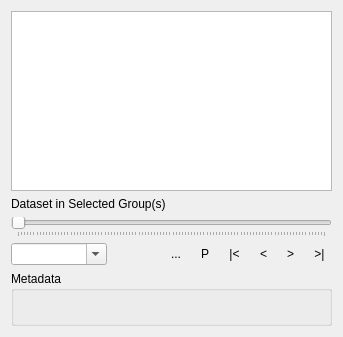
Qt form src/ui/mesh/qgsmeshrendereractivedatasetwidgetbase.ui (qgis/QGIS) before a commit.
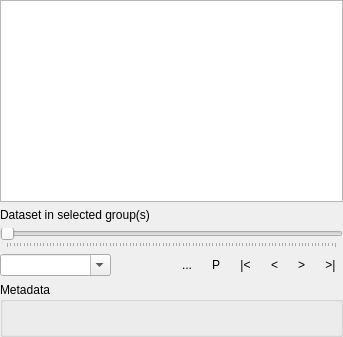
The same form after that commit. Icons and pictures are not drawn. Custom widgets are drawn as their Qt base class.

Diff of the .ui file:
```diff
--- a/src/ui/mesh/qgsmeshrendereractivedatasetwidgetbase.ui
+++ b/src/ui/mesh/qgsmeshrendereractivedatasetwidgetbase.ui
@@ -17,6 +17,18 @@
    <string>Form</string>
   </property>
   <layout class="QVBoxLayout" name="verticalLayout">
+   <property name="leftMargin">
+    <number>0</number>
+   </property>
+   <property name="topMargin">
+    <number>0</number>
+   </property>
+   <property name="rightMargin">
+    <number>0</number>
+   </property>
+   <property name="bottomMargin">
+    <number>0</number>
+   </property>
    <item>
     <widget class="QgsMeshDatasetGroupTreeView" name="mDatasetGroupTreeView">
      <property name="minimumSize">
@@ -30,7 +42,7 @@
    <item>
     <widget class="QLabel" name="label_2">
      <property name="text">
-      <string>Dataset in Selected Group(s)</string>
+      <string>Dataset in selected group(s)</string>
      </property>
     </widget>
    </item>
```
